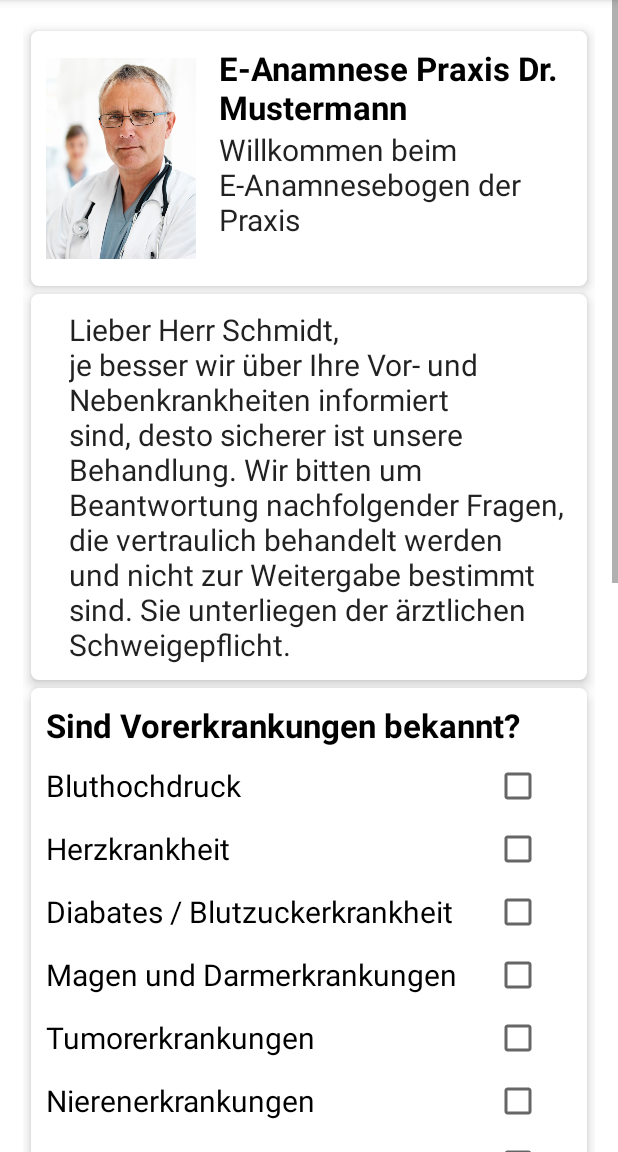
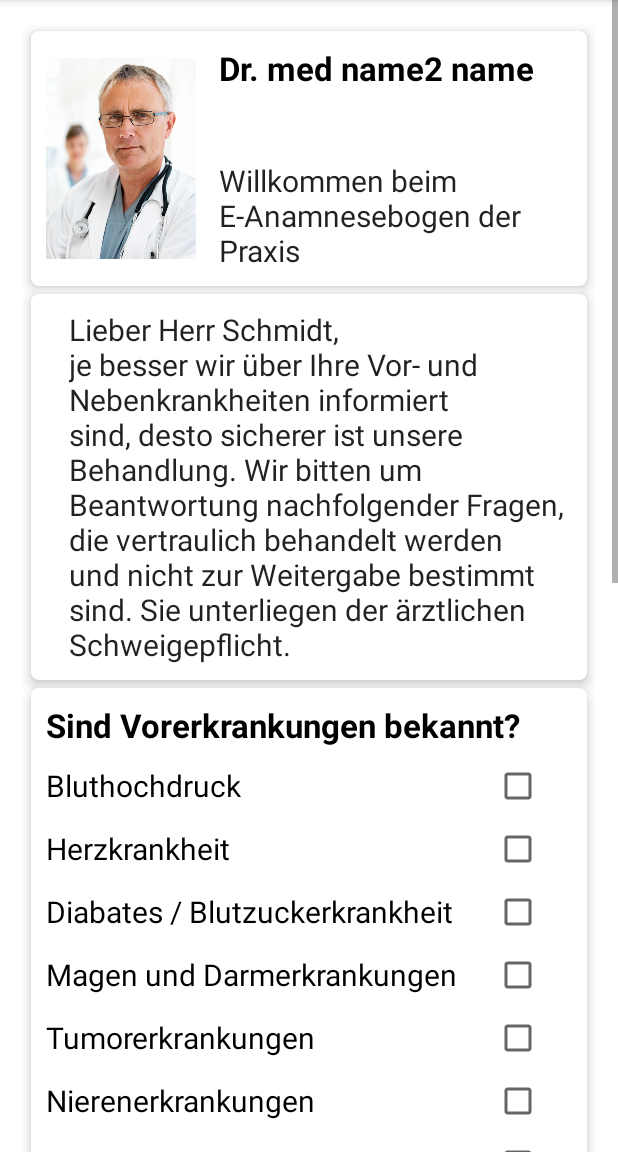
Before and after one commit to brkbrc/MaterialDrawerTest1304, an Android app: the screen it shows after launch (MainActivity), in the side drawer, after a tap on "Viertes Fragment", on a phone screen of 412 x 824 dp, the part 84-1236 px from its top. Run offline under Robolectric (Android 15) with nearby library versions, the phone set to English and light mode, and no system bars; libraries missing offline, so code that uses them is left out: com.github.wrdlbrnft.sortedlistadapter.

Commit message:
änderung fragebogen not final

```diff
--- a/app/src/main/java/Fragments/ViertesFragment.java
+++ b/app/src/main/java/Fragments/ViertesFragment.java
@@ -14,6 +14,7 @@ import android.widget.ExpandableListView;
 import android.widget.LinearLayout;
 import android.widget.MultiAutoCompleteTextView;
 import android.widget.SeekBar;
+import android.widget.TextView;
 
 import com.example.medicusApp.R;
 
@@ -44,19 +45,20 @@ public class ViertesFragment extends Fragment {
 
     // TODO: Rename and change types of parameters
     private int mParam1;
-    private String mParam2;
+    private String firstname;
+    private String doktorname;
 
     private OnFragmentInteractionListener mListener;
 
-    public ViertesFragment() {
-
-
+    public ViertesFragment(String name, String name2) {
+        firstname = name2;
+        doktorname=name;
         // Required empty public constructor
     }
 
 
     public static ViertesFragment newInstance(int param1) {
-        ViertesFragment fragment = new ViertesFragment();
+        ViertesFragment fragment = new ViertesFragment("name", "name2");
         Bundle args = new Bundle();
         args.putInt(ARG_PARAM1, param1);
 
@@ -153,6 +155,10 @@ public class ViertesFragment extends Fragment {
         anamText.setAdapter(anamTextAd);
         anamText.setTokenizer(new MultiAutoCompleteTextView.CommaTokenizer());
         seekBar2 = (SeekBar) view.findViewById(R.id.seekBar2);
+        TextView docname;
+
+        docname = (TextView) view.findViewById(R.id.profile_doctor_name_anamnese);
+        docname.setText("Dr. med " + firstname+" " +doktorname);
 
          checkBoxKopfschmerz = (CheckBox) view.findViewById(R.id.expandable_list_child_item_checkbox_kopfschmerzen);
         checkBoxKopfschmerz.setOnClickListener(new View.OnClickListener() {
--- a/app/src/main/res/layout/fragment_doctor_cardview.xml
+++ b/app/src/main/res/layout/fragment_doctor_cardview.xml
@@ -116,7 +116,7 @@
                     android:layout_below="@+id/profile_doctor_image">
 
                     <Button
-                        android:id="@+id/profile_doctor_checkin"
+                        android:id="@+id/profile_doctor_checkin_button"
                         android:layout_width="match_parent"
                         android:layout_height="wrap_content"
                         android:backgroundTint="@color/primary"
--- a/app/src/main/res/layout/fragment_vier.xml
+++ b/app/src/main/res/layout/fragment_vier.xml
@@ -57,7 +57,7 @@
                         android:src="@drawable/pic1" />
 
                     <TextView
-                        android:id="@+id/profile_doctor_name"
+                        android:id="@+id/profile_doctor_name_anamnese"
                         android:layout_width="wrap_content"
                         android:layout_height="wrap_content"
                         android:layout_marginStart="15dp"
@@ -71,12 +71,15 @@
                         android:id="@+id/profile_doctor_speciality"
                         android:layout_width="wrap_content"
                         android:layout_height="wrap_content"
-                        android:layout_below="@+id/profile_doctor_name"
-                        android:layout_marginStart="15dp"
                         android:textSize="20dp"
-                        android:layout_toEndOf="@+id/profile_doctor_image"
                         android:text="Willkommen beim E-Anamnesebogen der Praxis"
-                        android:textAppearance="@style/TextAppearance.AppCompat" />
+                        android:textAppearance="@style/TextAppearance.AppCompat"
+                        android:layout_below="@id/profile_doctor_name_anamnese"
+                        android:layout_marginTop="20dp"
+                        android:layout_alignParentBottom="true"
+                        android:layout_alignParentEnd="true"
+                        android:layout_marginBottom="6dp"
+                        android:layout_alignStart="@+id/profile_doctor_name_anamnese" />
 
                     <LinearLayout
                         android:layout_width="match_parent"
```
Also changed, not shown: app/src/main/java/Fragments/DoctorFragment.java (+30 -0 lines).
